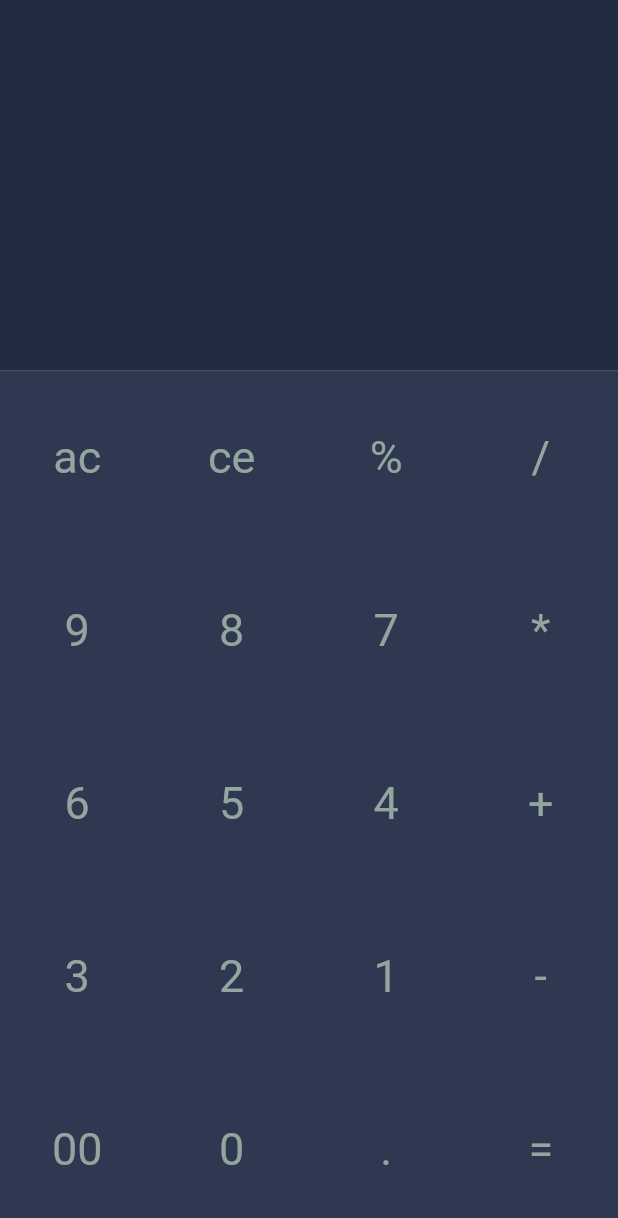
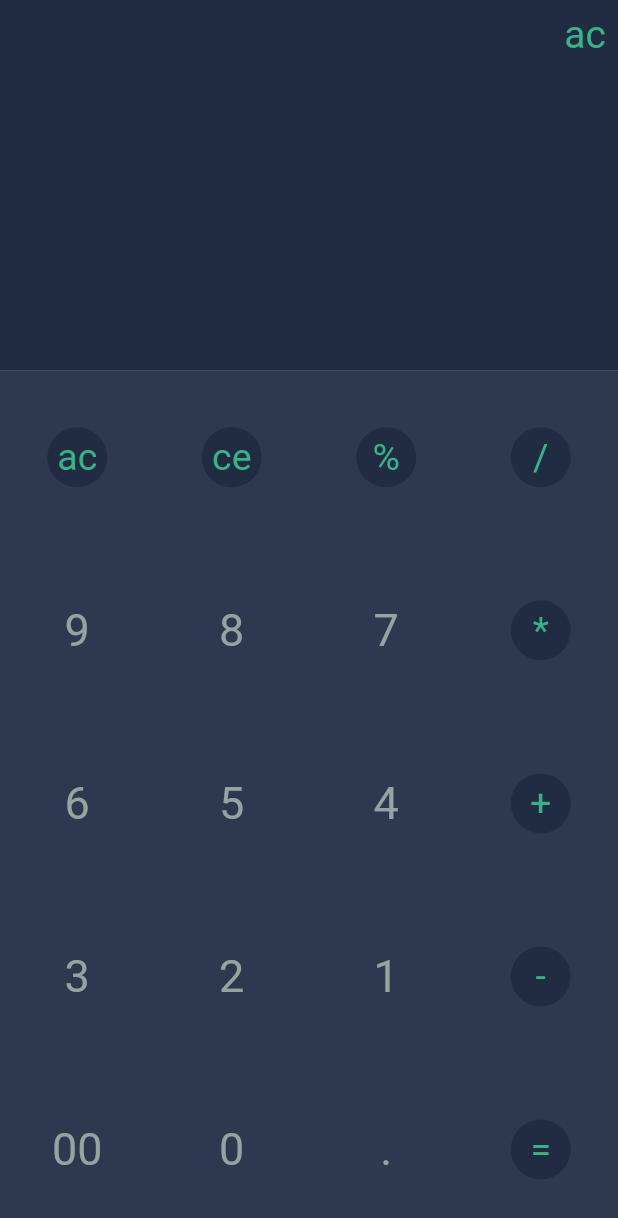
Before and after one commit to Tasbeat/flutter_projects, a Flutter app: the screen it shows after launch, after a tap on "ac", on a phone screen of 412 x 824 dp. Shown: the top 1218 px of the screen. Run offline on Flutter 3.47's test engine with Material 2 defaults, Android fonts, the phone set to English and light mode, and no system bars; our stand-ins replace audioplayers, hexcolor.

```diff
--- a/calculator_app/lib/custom_widgets/number_widget.dart
+++ /dev/null
@@ -1,26 +0,0 @@
-import 'package:calculator_app/constants/colors.dart';
-import 'package:flutter/material.dart';
-
-Widget getNumber(String? number, {int? flex = 1}) {
-  return Expanded(
-    flex: flex!,
-    child: Container(
-      child: Material(
-        color: Colors.transparent,
-        child: InkWell(
-          onTap: () {},
-          child: Center(
-            child: Text(
-              number!,
-              style: TextStyle(
-                color: textGrey,
-                fontSize: 30.0,
-              ),
-              textAlign: TextAlign.center,
-            ),
-          ),
-        ),
-      ),
-    ),
-  );
-}
--- a/calculator_app/lib/custom_widgets/operator_widget.dart
+++ /dev/null
@@ -1,26 +0,0 @@
-import 'package:calculator_app/constants/colors.dart';
-import 'package:flutter/material.dart';
-
-Widget getOperator(String? operator, {int? flex = 1}) {
-  return Expanded(
-    flex: flex!,
-    child: Container(
-      child: Material(
-        color: Colors.transparent,
-        child: InkWell(
-          onTap: () {},
-          child: Center(
-            child: Text(
-              operator!,
-              style: TextStyle(
-                color: textGrey,
-                fontSize: 30.0,
-              ),
-              textAlign: TextAlign.center,
-            ),
-          ),
-        ),
-      ),
-    ),
-  );
-}
--- a/calculator_app/lib/screens/home_screen.dart
+++ b/calculator_app/lib/screens/home_screen.dart
@@ -1,9 +1,6 @@
 import 'package:calculator_app/constants/colors.dart';
 import 'package:calculator_app/custom_widgets/elements_row_widget.dart';
 import 'package:flutter/material.dart';
-
-import '../custom_widgets/number_widget.dart';
-import '../custom_widgets/operator_widget.dart';
 
 class HomeScreen extends StatefulWidget {
   HomeScreen({Key? key}) : super(key: key);
@@ -14,7 +11,7 @@ class HomeScreen extends StatefulWidget {
 
 class _HomeScreenState extends State<HomeScreen> {
   get blueGrey => null;
-
+  var inputText = '';
   @override
   Widget build(BuildContext context) {
     return Scaffold(
@@ -26,11 +23,18 @@ class _HomeScreenState extends State<HomeScreen> {
 
   Widget _getBody() {
     return Column(
+      crossAxisAlignment: CrossAxisAlignment.stretch,
       children: [
         Expanded(
           flex: 3,
           child: Container(
+            padding: EdgeInsets.all(8.0),
             color: backgroundGreyDark,
+            child: Text(
+              inputText,
+              style: TextStyle(color: textGreen, fontSize: 26),
+              textAlign: TextAlign.end,
+            ),
           ),
         ),
         Expanded(
@@ -41,42 +45,42 @@ class _HomeScreenState extends State<HomeScreen> {
               children: [
                 Expanded(
                   child: getRowElements(
-                    firstWidget: getOperator('ac'),
-                    secondWidget: getOperator('ce'),
-                    thirdWidget: getOperator('%'),
-                    fourthWidget: getOperator('/'),
+                    firstWidget: getOperator(operator: 'ac'),
+                    secondWidget: getOperator(operator: 'ce'),
+                    thirdWidget: getOperator(operator: '%'),
+                    fourthWidget: getOperator(operator: '/'),
                   ),
                 ),
                 Expanded(
                   child: getRowElements(
-                    firstWidget: getNumber('9'),
-                    secondWidget: getNumber('8'),
-                    thirdWidget: getNumber('7'),
-                    fourthWidget: getOperator('*'),
+                    firstWidget: getNumber(number: '9'),
+                    secondWidget: getNumber(number: '8'),
+                    thirdWidget: getNumber(number: '7'),
+                    fourthWidget: getOperator(operator: '*'),
                   ),
                 ),
                 Expanded(
                   child: getRowElements(
-                    firstWidget: getNumber('6'),
-                    secondWidget: getNumber('5'),
-                    thirdWidget: getNumber('4'),
-                    fourthWidget: getOperator('+'),
+                    firstWidget: getNumber(number: '6'),
+                    secondWidget: getNumber(number: '5'),
+                    thirdWidget: getNumber(number: '4'),
+                    fourthWidget: getOperator(operator: '+'),
                   ),
                 ),
                 Expanded(
                   child: getRowElements(
-                    firstWidget: getNumber('3'),
-                    secondWidget: getNumber('2'),
-                    thirdWidget: getNumber('1'),
-                    fourthWidget: getOperator('-'),
+                    firstWidget: getNumber(number: '3'),
+                    secondWidget: getNumber(number: '2'),
+                    thirdWidget: getNumber(number: '1'),
+                    fourthWidget: getOperator(operator: '-'),
                   ),
                 ),
                 Expanded(
                   child: getRowElements(
-                    firstWidget: getNumber('00'),
-                    secondWidget: getNumber('0'),
-                    thirdWidget: getOperator('.'),
-                    fourthWidget: getOperator('='),
+                    firstWidget: getNumber(number: '00'),
+                    secondWidget: getNumber(number: '0'),
+                    thirdWidget: getNumber(number: '.'),
+                    fourthWidget: getOperator(operator: '='),
                   ),
                 ),
               ],
@@ -86,4 +90,78 @@ class _HomeScreenState extends State<HomeScreen> {
       ],
     );
   }
+
+  Widget getOperator({int? flex = 1, required String operator}) {
+    return Expanded(
+      flex: flex!,
+      child: Container(
+        child: Material(
+          color: Colors.transparent,
+          child: InkWell(
+            customBorder: CircleBorder(),
+            onTap: () {
+              setState(
+                () {
+                  if (operator == 'ce' && inputText != '') {
+                    inputText = inputText.substring(0, inputText.length - 1);
+                  } else {
+                    inputText = inputText + operator;
+                  }
+                },
+              );
+            },
+            child: Center(
+              child: Container(
+                alignment: Alignment.center,
+                decoration: BoxDecoration(
+                  shape: BoxShape.circle,
+                  color: backgroundGreyDark,
+                ),
+                width: 40,
+                height: 40,
+                child: Text(
+                  operator,
+                  style: TextStyle(
+                    color: textGreen,
+                    fontSize: 25.0,
+                  ),
+                  textAlign: TextAlign.center,
+                ),
+              ),
+            ),
+          ),
+        ),
+      ),
+    );
+  }
+
+  Widget getNumber({required String number, int? flex = 1}) {
+    return Expanded(
+      flex: flex!,
+      child: Container(
+        child: Material(
+          color: Colors.transparent,
+          child: InkWell(
+            onTap: () {
+              setState(
+                () {
+                  inputText = inputText + number;
+                },
+              );
+            },
+            child: Center(
+              child: Text(
+                number,
+                style: TextStyle(
+                  color: textGrey,
+                  fontSize: 30.0,
+                ),
+                textAlign: TextAlign.center,
+              ),
+            ),
+          ),
+        ),
+      ),
+    );
+  }
 }
```
